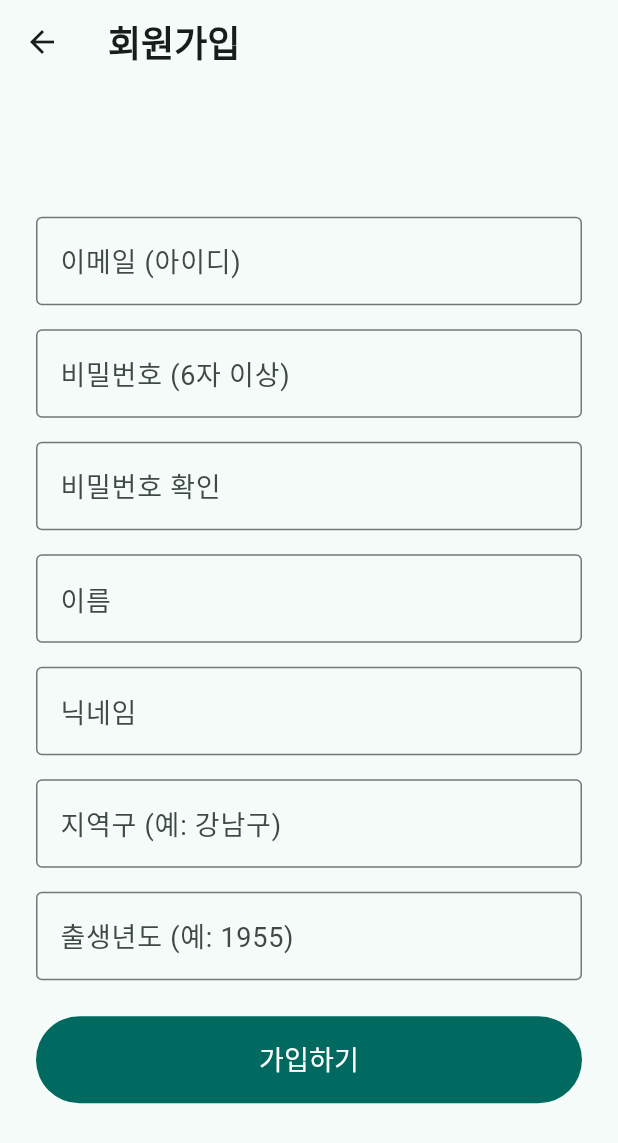
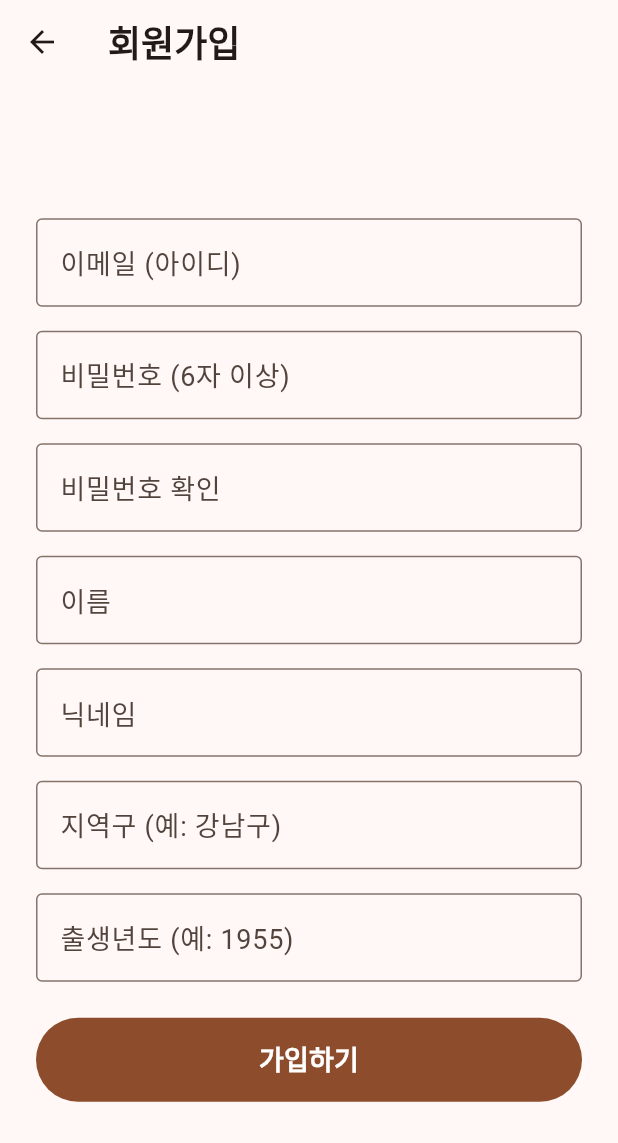
Before and after one commit to CPA-KWON/silver-life, a Flutter app: the SignupPage screen opened directly, on a phone screen of 412 x 824 dp. Shown: the top 1143 px of the screen. Run offline on Flutter 3.47's test engine with Material 3 defaults, Android fonts, the phone set to English and light mode, and no system bars; our stand-ins replace supabase_flutter; accounts and stored records are empty.

Commit message:
기본테마 설정 및 네비게이션 바

```diff
--- /dev/null
+++ b/lib/app_theme.dart
@@ -0,0 +1,30 @@
+import 'package:flutter/material.dart';
+
+/// Warm, high-contrast, large-touch-target theme for senior users:
+/// bigger text, taller buttons, and a bottom navigation bar instead of
+/// a drawer so screens stay simple to navigate.
+final ThemeData seniorFriendlyTheme = ThemeData(
+  useMaterial3: true,
+  colorScheme: ColorScheme.fromSeed(seedColor: const Color(0xFFE8630A)),
+  textTheme: const TextTheme(
+    bodyLarge: TextStyle(fontSize: 18),
+    bodyMedium: TextStyle(fontSize: 16),
+    titleLarge: TextStyle(fontSize: 24, fontWeight: FontWeight.bold),
+    labelLarge: TextStyle(fontSize: 18, fontWeight: FontWeight.w600),
+  ),
+  filledButtonTheme: FilledButtonThemeData(
+    style: FilledButton.styleFrom(minimumSize: const Size.fromHeight(56)),
+  ),
+  elevatedButtonTheme: ElevatedButtonThemeData(
+    style: ElevatedButton.styleFrom(minimumSize: const Size.fromHeight(56)),
+  ),
+  outlinedButtonTheme: OutlinedButtonThemeData(
+    style: OutlinedButton.styleFrom(minimumSize: const Size.fromHeight(56)),
+  ),
+  navigationBarTheme: NavigationBarThemeData(
+    height: 72,
+    labelTextStyle: WidgetStateProperty.all(
+      const TextStyle(fontSize: 14, fontWeight: FontWeight.w600),
+    ),
+  ),
+);
--- a/lib/auth/auth_gate.dart
+++ b/lib/auth/auth_gate.dart
@@ -1,7 +1,7 @@
 import 'package:flutter/material.dart';
 import 'package:supabase_flutter/supabase_flutter.dart';
 
-import '../main.dart';
+import '../home/main_shell.dart';
 import 'login_page.dart';
 
 class AuthGate extends StatelessWidget {
@@ -16,7 +16,7 @@ class AuthGate extends StatelessWidget {
       initialData: AuthState(AuthChangeEvent.initialSession, auth.currentSession),
       builder: (context, snapshot) {
         final session = snapshot.data?.session ?? auth.currentSession;
-        return session == null ? const LoginPage() : const HomePage();
+        return session == null ? const LoginPage() : const MainShell();
       },
     );
   }
--- a/lib/auth/signup_page.dart
+++ b/lib/auth/signup_page.dart
@@ -217,16 +217,13 @@ class _SignupPageState extends State<SignupPage> {
                   const SizedBox(height: 24),
                   FilledButton(
                     onPressed: _isLoading ? null : _signup,
-                    style: FilledButton.styleFrom(
-                      padding: const EdgeInsets.symmetric(vertical: 16),
-                    ),
                     child: _isLoading
                         ? const SizedBox(
                             width: 20,
                             height: 20,
                             child: CircularProgressIndicator(strokeWidth: 2),
                           )
-                        : const Text('가입하기', style: TextStyle(fontSize: 18)),
+                        : const Text('가입하기'),
                   ),
                 ],
               ),
```
Also changed, not shown: lib/auth/login_page.dart (+2 -8 lines), lib/home/main_shell.dart (added, +66 -0 lines), lib/main.dart (+2 -31 lines).
